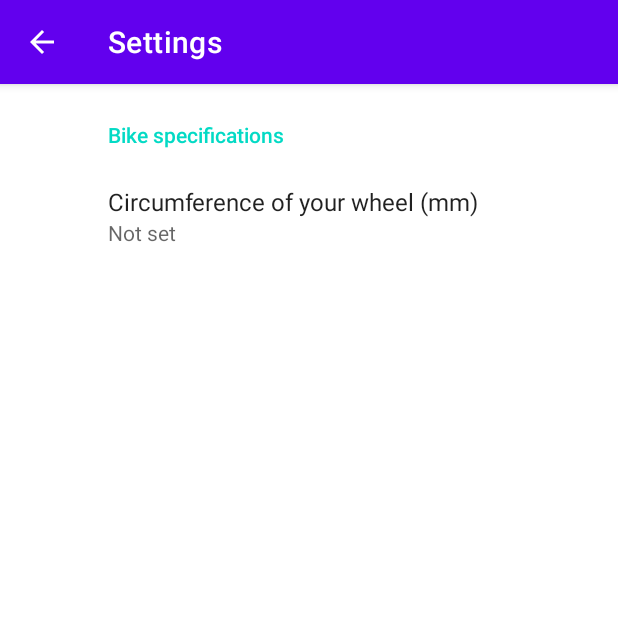
After one commit to AlexeiTrofimov/Bike-Computer-App, an Android app: the SettingsActivity screen opened directly, with no data from a screen before it, on a phone screen of 412 x 824 dp, the top half of it. The commit adds this screen. Run offline under Robolectric (Android 15) with nearby library versions, the phone set to English and light mode, and no system bars; our stand-ins replace androidx.preference; 1 statement that could not run was skipped.

Commit message:
Added settings menu.

```diff
--- a/app/build.gradle
+++ b/app/build.gradle
@@ -40,6 +40,7 @@ dependencies {
     implementation 'com.google.android.material:material:1.3.0'
     implementation 'androidx.constraintlayout:constraintlayout:2.0.4'
     implementation 'com.github.anastr:speedviewlib:1.5.5'
+    implementation 'androidx.preference:preference:1.1.1'
     testImplementation 'junit:junit:4.+'
     androidTestImplementation 'androidx.test.ext:junit:1.1.2'
     androidTestImplementation 'androidx.test.espresso:espresso-core:3.3.0'
--- a/app/src/main/java/com/example/bikecomputer/MainActivity.kt
+++ b/app/src/main/java/com/example/bikecomputer/MainActivity.kt
@@ -165,6 +165,12 @@ class MainActivity : AppCompatActivity() {
                 }
                 true
             }
+
+            R.id.settings_btn -> {
+                startActivity(Intent(this, SettingsActivity::class.java))
+                true
+            }
+
             else -> super.onOptionsItemSelected(item)
         }
     }
--- /dev/null
+++ b/app/src/main/java/com/example/bikecomputer/SettingsActivity.kt
@@ -0,0 +1,33 @@
+package com.example.bikecomputer
+
+import android.os.Bundle
+import android.text.InputType
+import androidx.appcompat.app.AppCompatActivity
+import androidx.preference.EditTextPreference
+import androidx.preference.PreferenceFragmentCompat
+
+class SettingsActivity : AppCompatActivity() {
+
+    override fun onCreate(savedInstanceState: Bundle?) {
+        super.onCreate(savedInstanceState)
+        setContentView(R.layout.settings_activity)
+        if (savedInstanceState == null) {
+            supportFragmentManager
+                .beginTransaction()
+                .replace(R.id.settings, SettingsFragment())
+                .commit()
+        }
+        supportActionBar?.setDisplayHomeAsUpEnabled(true)
+    }
+
+    class SettingsFragment : PreferenceFragmentCompat() {
+        override fun onCreatePreferences(savedInstanceState: Bundle?, rootKey: String?) {
+            setPreferencesFromResource(R.xml.root_preferences, rootKey)
+
+            preferenceManager.findPreference<EditTextPreference>("circumference")
+                ?.setOnBindEditTextListener { editText ->
+                    editText.inputType = InputType.TYPE_CLASS_NUMBER
+                }
+        }
+    }
+}
--- /dev/null
+++ b/app/src/main/res/layout/settings_activity.xml
@@ -0,0 +1,9 @@
+<LinearLayout xmlns:android="http://schemas.android.com/apk/res/android"
+    android:layout_width="match_parent"
+    android:layout_height="match_parent">
+
+    <FrameLayout
+        android:id="@+id/settings"
+        android:layout_width="match_parent"
+        android:layout_height="match_parent" />
+</LinearLayout>
--- a/app/src/main/res/menu/popup_menu.xml
+++ b/app/src/main/res/menu/popup_menu.xml
@@ -3,4 +3,7 @@
     <item
         android:id="@+id/scan_btn"
         android:title="Scan for devices"></item>
+    <item
+        android:id="@+id/settings_btn"
+        android:title="Settings"></item>
 </menu>
--- a/app/src/main/res/values/strings.xml
+++ b/app/src/main/res/values/strings.xml
@@ -4,4 +4,11 @@
     <string name="start_track">Start Tracking</string>
     <string name="connection_state">Disconnected</string>
     <string name="connection_indicator">connection indicator</string>
+    <string name="title_activity_settings">Settings</string>
+
+    <!-- Preference Titles -->
+    <string name="specs_header">Bike specifications</string>
+
+    <!-- Bike specs -->
+    <string name="circumference_value">Circumference of your wheel (mm)</string>
 </resources>
--- /dev/null
+++ b/app/src/main/res/xml/root_preferences.xml
@@ -0,0 +1,12 @@
+<PreferenceScreen xmlns:app="http://schemas.android.com/apk/res-auto">
+
+    <PreferenceCategory app:title="@string/specs_header">
+
+        <EditTextPreference
+            app:key="circumference"
+            app:title="@string/circumference_value"
+            app:useSimpleSummaryProvider="true" />
+
+    </PreferenceCategory>
+
+</PreferenceScreen>
```
Also changed, not shown: app/src/main/AndroidManifest.xml (+9 -1 lines), app/src/main/res/values/arrays.xml (added, +12 -0 lines).
